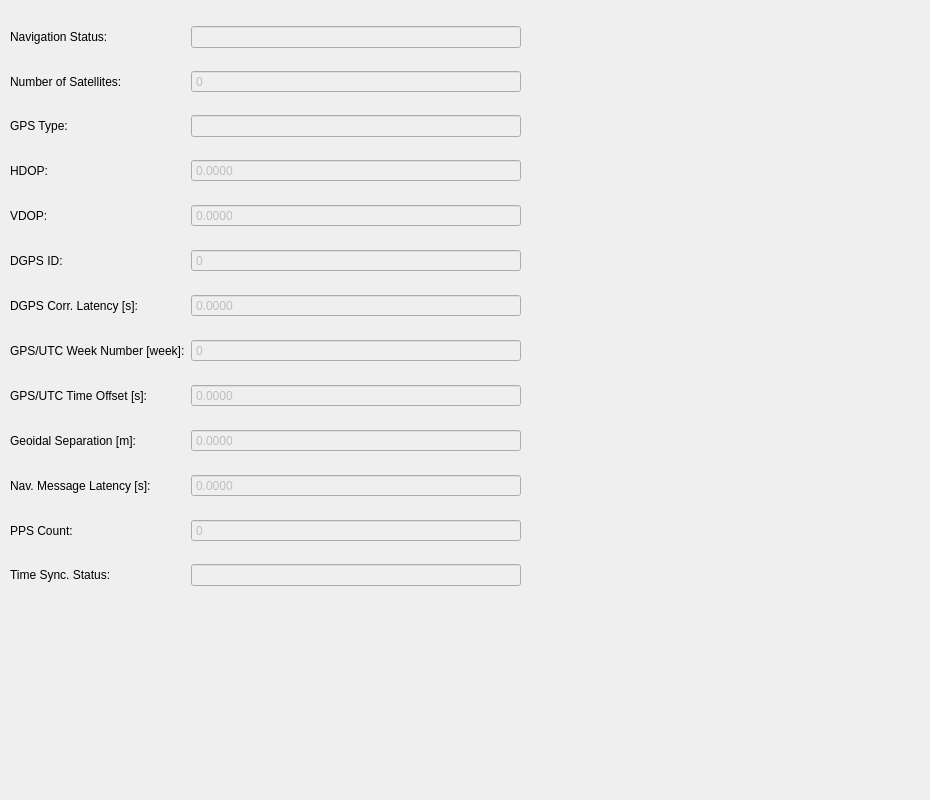
Before: the Qt Designer form src/lib/visualization/PrimaryGPSStatusTab.ui in jmaye/libposlv, drawn with Qt 5.
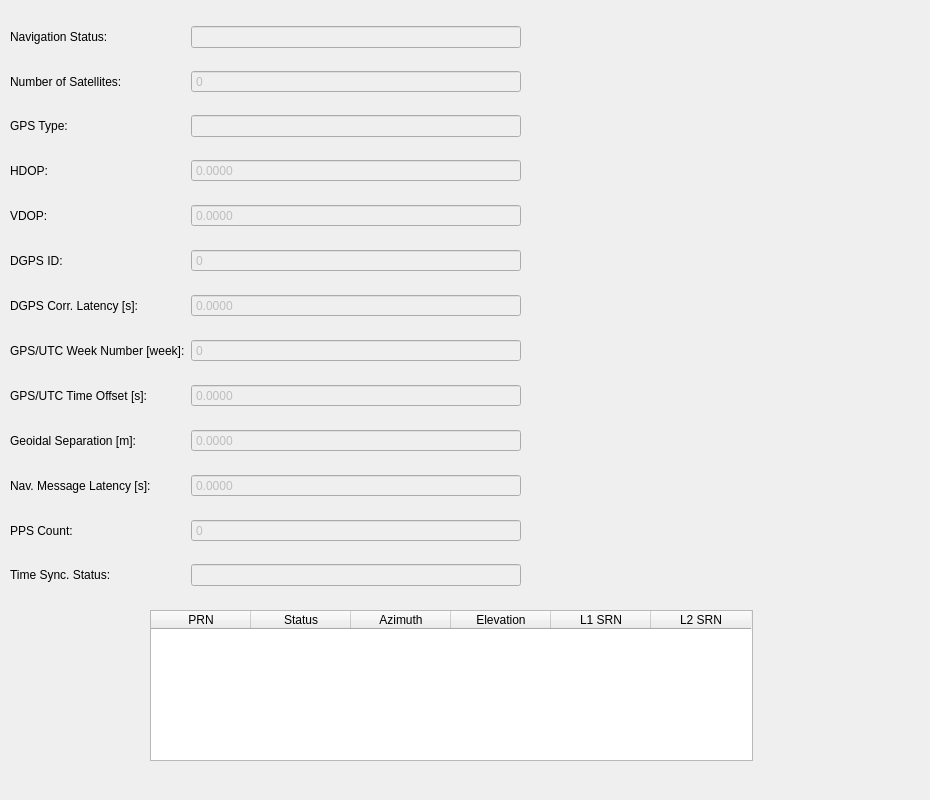
After: the same form once the commit is applied.

Patch:
```diff
--- a/src/lib/visualization/PrimaryGPSStatusTab.ui
+++ b/src/lib/visualization/PrimaryGPSStatusTab.ui
@@ -345,6 +345,46 @@
     </item>
    </layout>
   </widget>
+  <widget class="QTableWidget" name="channelsTable">
+   <property name="geometry">
+    <rect>
+     <x>150</x>
+     <y>610</y>
+     <width>603</width>
+     <height>151</height>
+    </rect>
+   </property>
+   <column>
+    <property name="text">
+     <string>PRN</string>
+    </property>
+   </column>
+   <column>
+    <property name="text">
+     <string>Status</string>
+    </property>
+   </column>
+   <column>
+    <property name="text">
+     <string>Azimuth</string>
+    </property>
+   </column>
+   <column>
+    <property name="text">
+     <string>Elevation</string>
+    </property>
+   </column>
+   <column>
+    <property name="text">
+     <string>L1 SRN</string>
+    </property>
+   </column>
+   <column>
+    <property name="text">
+     <string>L2 SRN</string>
+    </property>
+   </column>
+  </widget>
  </widget>
  <resources/>
  <connections/>
```
